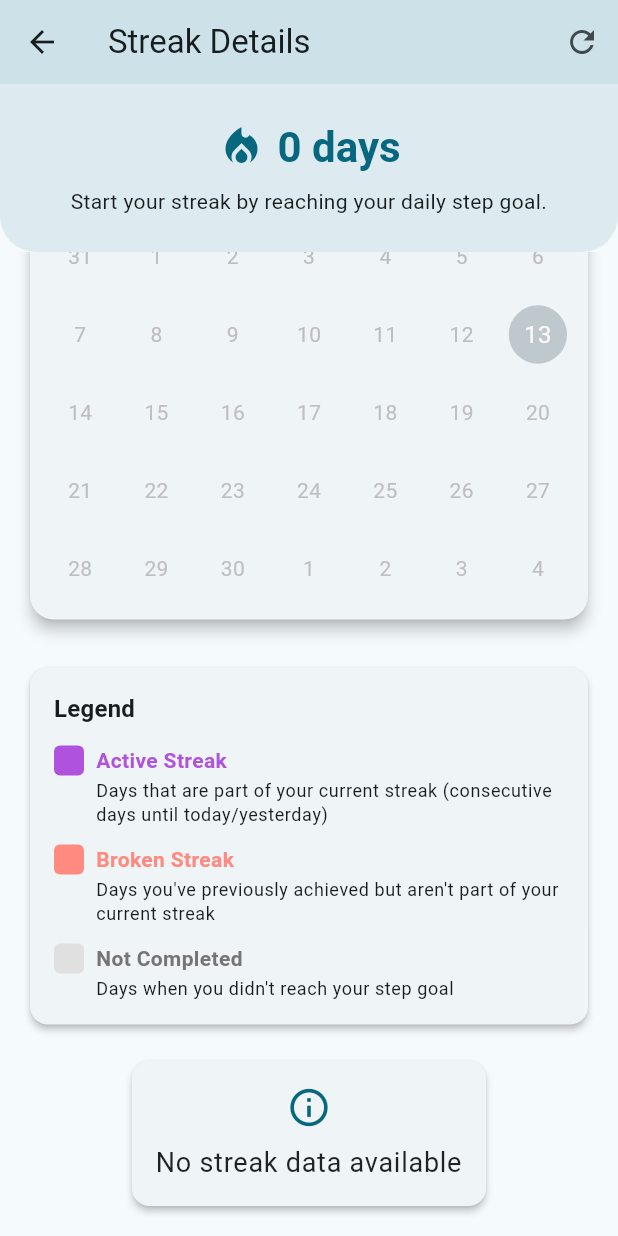
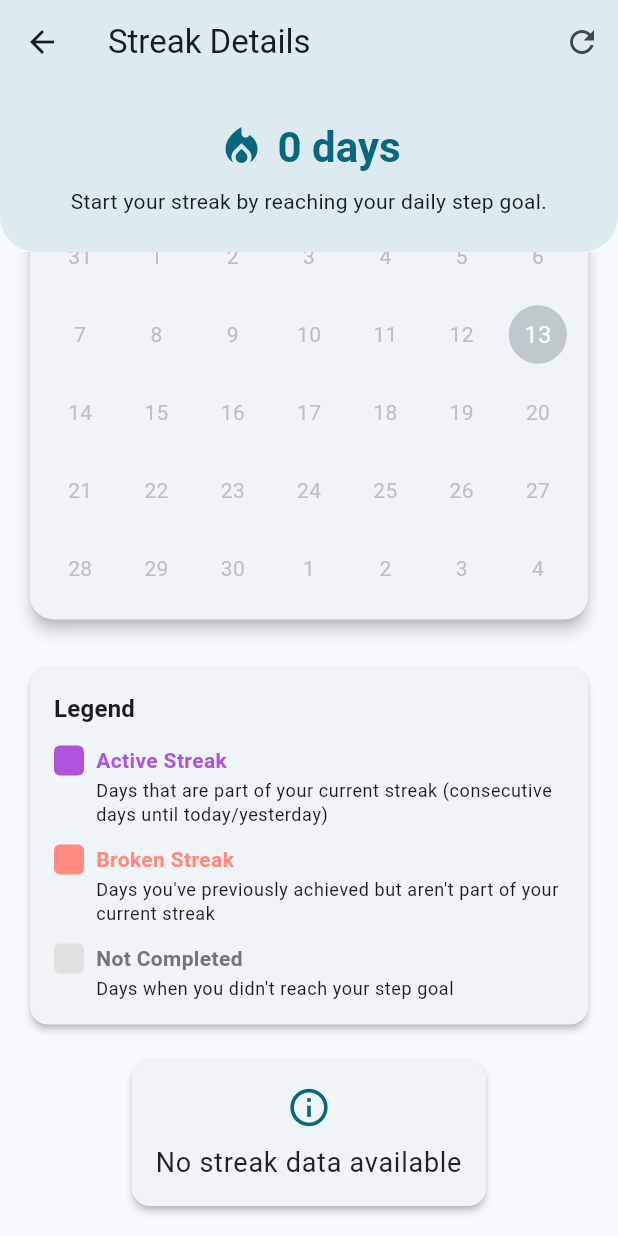
Before and after one commit to ScreepCode/MoveTopia, a Flutter app: the StreakDetailsScreen screen opened by its route, scrolled down 131 dp, on a phone screen of 412 x 824 dp. Run offline on Flutter 3.47's test engine with Material 3 defaults, Android fonts, the phone set to English and light mode, and no system bars; drawn by our look-alikes of table_calendar; our stand-ins replace device_info_plus, fl_chart, flutter_hooks, flutter_riverpod, go_router, hooks_riverpod and 7 more; missing offline and left inert: activity_tracking, health, installed_apps; accounts and stored records are empty; generated files the repository leaves out were written again; project files that could hold a hidden picture were left out.

Commit message:
🐛 Correct header color in streak details screen on scroll

```diff
--- a/lib/presentation/challenges/streak/screen/streak_details_screen.dart
+++ b/lib/presentation/challenges/streak/screen/streak_details_screen.dart
@@ -21,11 +21,15 @@ class StreakDetailsScreen extends ConsumerWidget {
     // Key für den RefreshIndicator
     final refreshIndicatorKey = GlobalKey<RefreshIndicatorState>();
 
+    // Farbe für Header und AppBar
+    final headerColor =
+        Theme.of(context).colorScheme.primary.withValues(alpha: 0.1);
+
     return Scaffold(
       appBar: AppBar(
         title: Text(l10n.streakDetails),
-        backgroundColor:
-            Theme.of(context).colorScheme.primary.withValues(alpha: 0.1),
+        scrolledUnderElevation: 0.0,
+        backgroundColor: headerColor,
         elevation: 0,
         actions: [
           // Manueller Refresh-Button in der AppBar
@@ -47,6 +51,7 @@ class StreakDetailsScreen extends ConsumerWidget {
           l10n,
           ref,
           refreshIndicatorKey,
+          headerColor,
         ),
         loading: () => const Center(child: CircularProgressIndicator()),
         error: (error, stack) => Center(
@@ -66,6 +71,7 @@ class StreakDetailsScreen extends ConsumerWidget {
     AppLocalizations l10n,
     WidgetRef ref,
     GlobalKey<RefreshIndicatorState> refreshIndicatorKey,
+    Color headerColor,
   ) {
     return RefreshIndicator(
       key: refreshIndicatorKey,
@@ -73,7 +79,7 @@ class StreakDetailsScreen extends ConsumerWidget {
       child: Column(
         children: [
           // Header mit Streak-Zähler
-          _buildHeader(context, streakCount, ref),
+          _buildHeader(context, streakCount, ref, headerColor),
 
           // Kalender
           Expanded(
@@ -97,13 +103,13 @@ class StreakDetailsScreen extends ConsumerWidget {
     );
   }
 
-  Widget _buildHeader(
-      BuildContext context, AsyncValue<int> streakCount, WidgetRef ref) {
+  Widget _buildHeader(BuildContext context, AsyncValue<int> streakCount,
+      WidgetRef ref, Color headerColor) {
     return Container(
       width: double.infinity,
       padding: const EdgeInsets.all(24),
       decoration: BoxDecoration(
-        color: Theme.of(context).colorScheme.primary.withValues(alpha: 0.1),
+        color: headerColor,
         borderRadius: const BorderRadius.only(
           bottomLeft: Radius.circular(24),
           bottomRight: Radius.circular(24),
```
